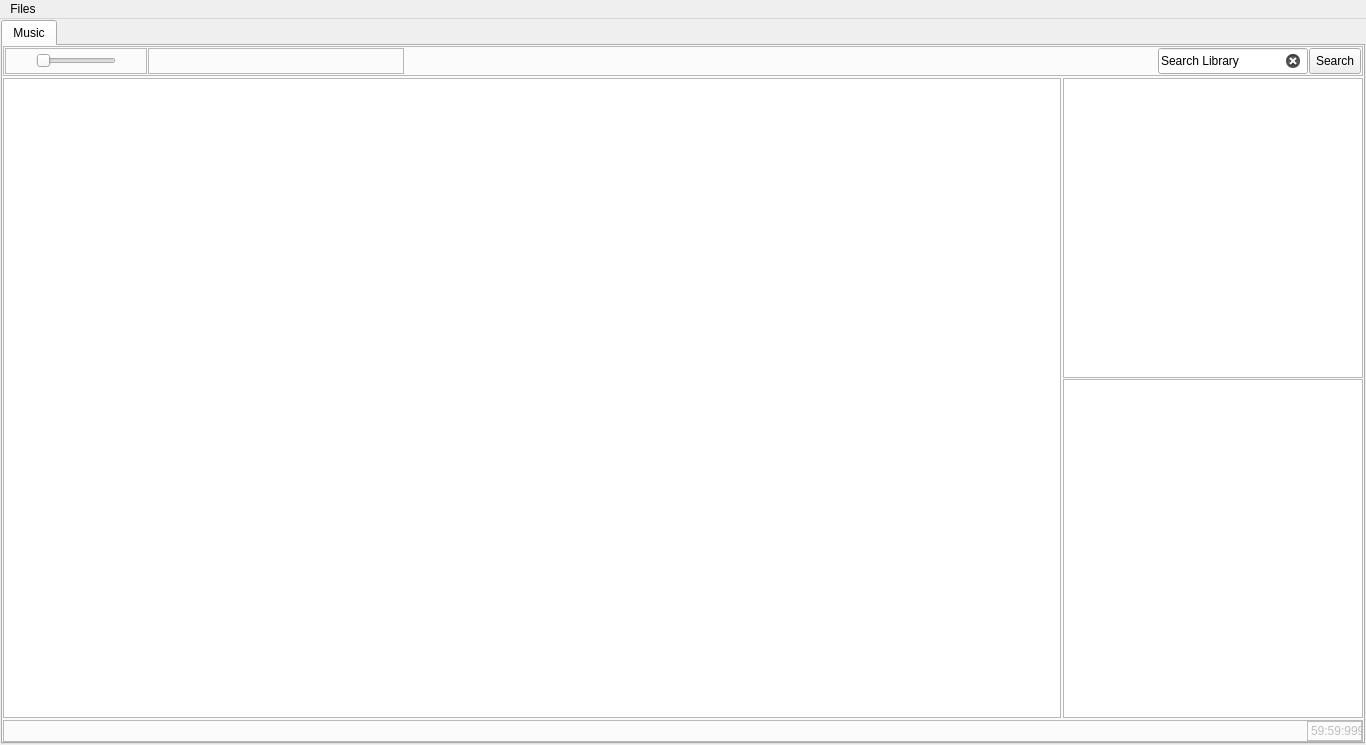
This is main_window.ui in OmmarShaikh01/Apollo as Qt 5 draws it before an edit. The edited form follows.
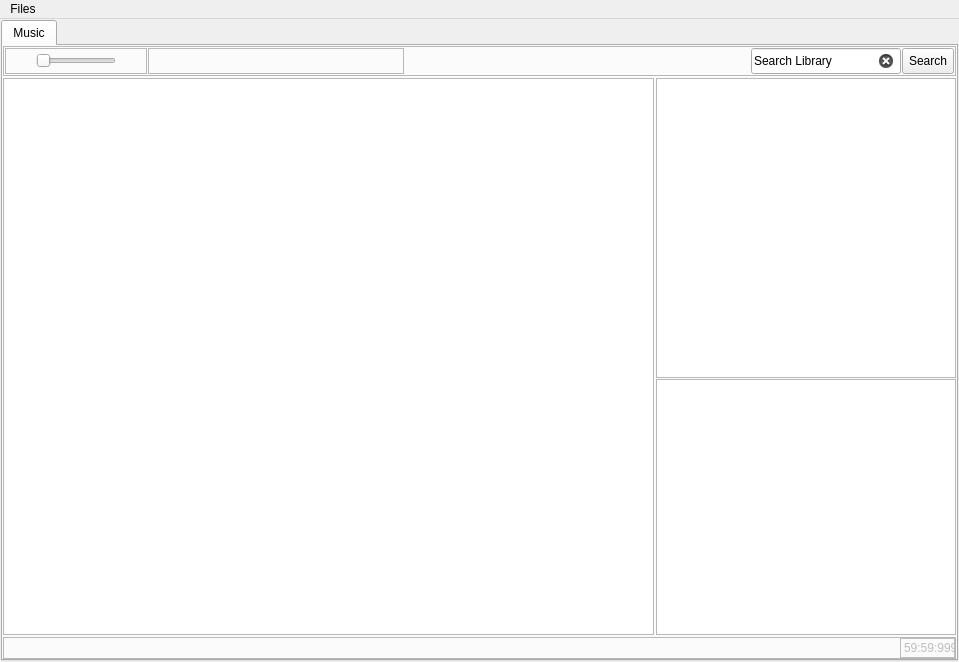
This is the edited form. Icons and pictures are not drawn.

Diff of the .ui file:
```diff
--- a/main_window.ui
+++ b/main_window.ui
@@ -6,8 +6,8 @@
    <rect>
     <x>0</x>
     <y>0</y>
-    <width>1366</width>
-    <height>745</height>
+    <width>959</width>
+    <height>662</height>
    </rect>
   </property>
   <property name="minimumSize">
@@ -43,6 +43,21 @@
       </property>
       <item row="0" column="1">
        <widget class="QTabWidget" name="tabWidget">
+        <property name="sizePolicy">
+         <sizepolicy hsizetype="Minimum" vsizetype="Minimum">
+          <horstretch>0</horstretch>
+          <verstretch>0</verstretch>
+         </sizepolicy>
+        </property>
+        <property name="minimumSize">
+         <size>
+          <width>900</width>
+          <height>600</height>
+         </size>
+        </property>
+        <property name="styleSheet">
+         <string notr="true"/>
+        </property>
         <property name="tabPosition">
          <enum>QTabWidget::North</enum>
         </property>
@@ -796,7 +811,7 @@
     <rect>
      <x>0</x>
      <y>0</y>
-     <width>1366</width>
+     <width>959</width>
      <height>21</height>
     </rect>
    </property>
```
